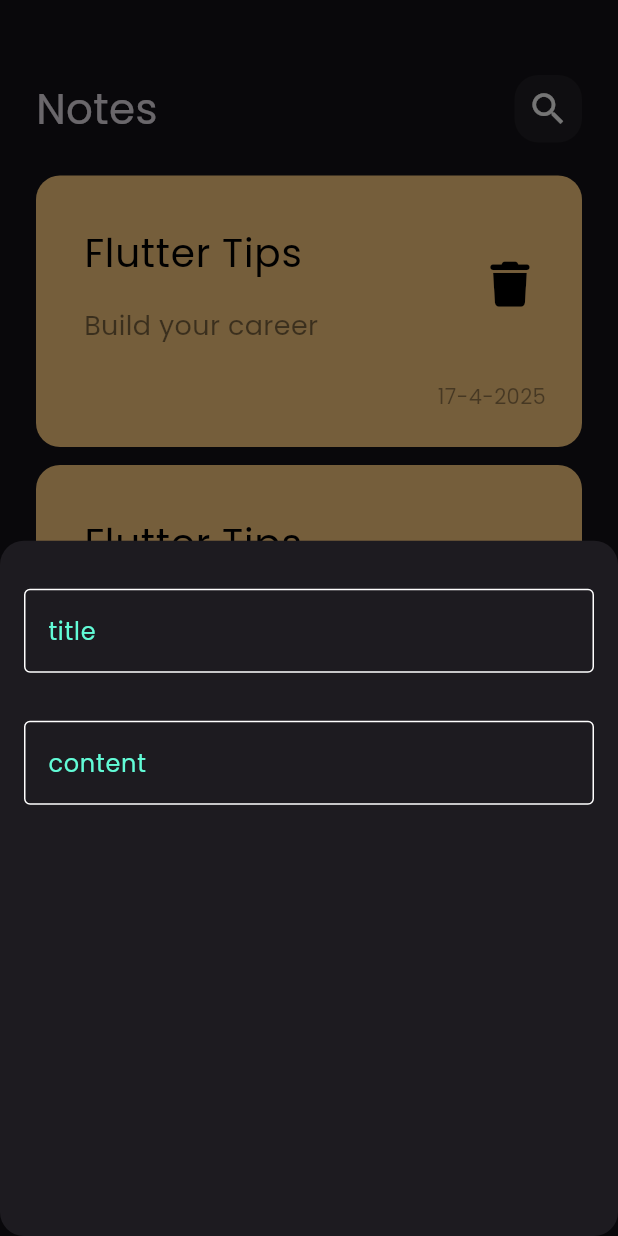
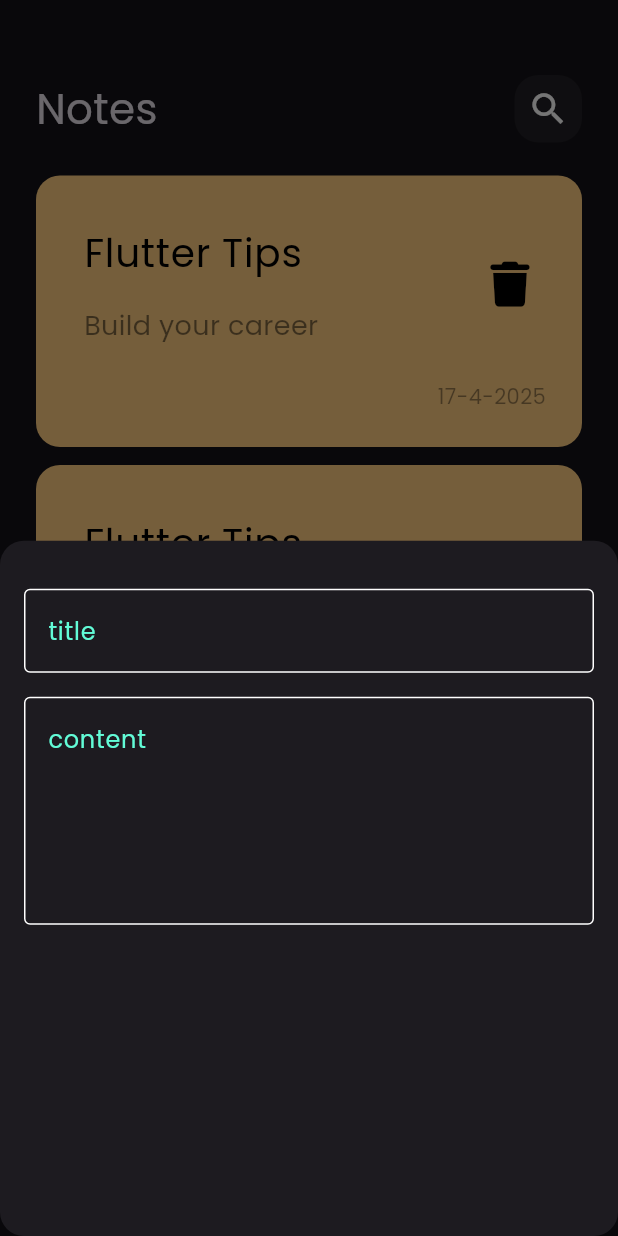
Before and after one commit to MahmoudElimy/note-app, a Flutter app: the screen it shows after launch, after a tap on the "add" icon, on a phone screen of 412 x 824 dp. Run offline on Flutter 3.47's test engine with Material 3 defaults, Android fonts, the phone set to English and light mode, and no system bars; our stand-ins replace font_awesome_flutter.

```diff
--- a/lib/views/widgets/add_note_bottom_sheet.dart
+++ b/lib/views/widgets/add_note_bottom_sheet.dart
@@ -12,8 +12,8 @@
         children: [
           SizedBox(height: 32),
           CustomFormTextField(hintText: 'title'),
-          SizedBox(height: 32),
-          CustomFormTextField(hintText: 'content'),
+          SizedBox(height: 16),
+          CustomFormTextField(hintText: 'content', maxLines: 5),
         ],
       ),
     );
--- a/lib/views/widgets/custom_text_field.dart
+++ b/lib/views/widgets/custom_text_field.dart
@@ -3,18 +3,21 @@
 
 class CustomFormTextField extends StatelessWidget {
   final String? hintText;
-
+  Function(String)? onChange;
+  bool obscureText;
+  int maxLines;
   CustomFormTextField({
     super.key,
+    this.maxLines = 1,
     this.onChange,
     this.hintText,
     this.obscureText = false,
   });
-  Function(String)? onChange;
-  bool obscureText;
+
   @override
   Widget build(BuildContext context) {
     return TextFormField(
+      maxLines: maxLines,
       cursorColor: kPrimaryColor,
       obscureText: obscureText,
       validator: (data) {
```
